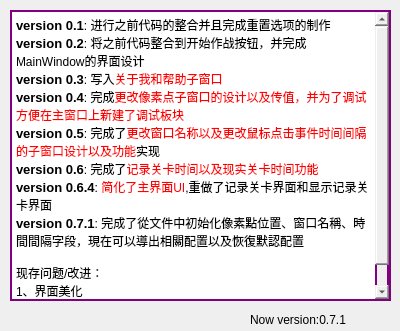
Above: updateinfo.ui from cppIdiot/akscript before the change. Below: the same form after it.
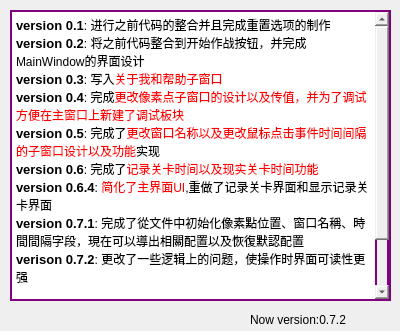
That is the form after the change.

Diff of the .ui file:
```diff
--- a/updateinfo.ui
+++ b/updateinfo.ui
@@ -48,6 +48,7 @@
 &lt;p style=&quot; margin-top:0px; margin-bottom:0px; margin-left:0px; margin-right:0px; -qt-block-indent:0; text-indent:0px;&quot;&gt;&lt;span style=&quot; font-size:10pt;&quot;&gt;version 0.6&lt;/span&gt;&lt;span style=&quot; font-size:9pt; font-weight:400;&quot;&gt;: 完成了&lt;/span&gt;&lt;span style=&quot; font-size:9pt; font-weight:400; color:#ff0000;&quot;&gt;记录关卡时间以及现实关卡时间功能&lt;/span&gt;&lt;/p&gt;
 &lt;p style=&quot; margin-top:0px; margin-bottom:0px; margin-left:0px; margin-right:0px; -qt-block-indent:0; text-indent:0px;&quot;&gt;&lt;span style=&quot; font-size:10pt; color:#000000;&quot;&gt;version 0.6.4&lt;/span&gt;&lt;span style=&quot; font-size:9pt; font-weight:400; color:#000000;&quot;&gt;: &lt;/span&gt;&lt;span style=&quot; font-size:9pt; font-weight:400; color:#ff0000;&quot;&gt;简化了主界面UI&lt;/span&gt;&lt;span style=&quot; font-size:9pt; font-weight:400; color:#000000;&quot;&gt;,重做了记录关卡界面和显示记录关卡界面&lt;/span&gt;&lt;/p&gt;
 &lt;p style=&quot; margin-top:0px; margin-bottom:0px; margin-left:0px; margin-right:0px; -qt-block-indent:0; text-indent:0px;&quot;&gt;&lt;span style=&quot; font-size:10pt;&quot;&gt;version 0.7.1&lt;/span&gt;&lt;span style=&quot; font-size:9pt; font-weight:400;&quot;&gt;: 完成了從文件中初始化像素點位置、窗口名稱、時間間隔字段，現在可以導出相關配置以及恢復默認配置&lt;/span&gt;&lt;/p&gt;
+&lt;p style=&quot; margin-top:0px; margin-bottom:0px; margin-left:0px; margin-right:0px; -qt-block-indent:0; text-indent:0px;&quot;&gt;&lt;span style=&quot; font-size:10pt;&quot;&gt;verison 0.7.2&lt;/span&gt;&lt;span style=&quot; font-size:9pt; font-weight:400;&quot;&gt;: 更改了一些逻辑上的问题，使操作时界面可读性更强&lt;/span&gt;&lt;/p&gt;
 &lt;p style=&quot;-qt-paragraph-type:empty; margin-top:0px; margin-bottom:0px; margin-left:0px; margin-right:0px; -qt-block-indent:0; text-indent:0px; font-size:9pt; font-weight:400;&quot;&gt;&lt;br /&gt;&lt;/p&gt;
 &lt;p style=&quot; margin-top:0px; margin-bottom:0px; margin-left:0px; margin-right:0px; -qt-block-indent:0; text-indent:0px;&quot;&gt;&lt;span style=&quot; font-size:9pt; font-weight:400;&quot;&gt;现存问题/改进：&lt;/span&gt;&lt;/p&gt;
 &lt;p style=&quot; margin-top:0px; margin-bottom:0px; margin-left:0px; margin-right:0px; -qt-block-indent:0; text-indent:0px;&quot;&gt;&lt;span style=&quot; font-size:9pt; font-weight:400;&quot;&gt;1、界面美化&lt;/span&gt;&lt;/p&gt;
@@ -64,7 +65,7 @@
     </rect>
    </property>
    <property name="text">
-    <string>Now version:0.7.1</string>
+    <string>Now version:0.7.2</string>
    </property>
   </widget>
  </widget>
```
